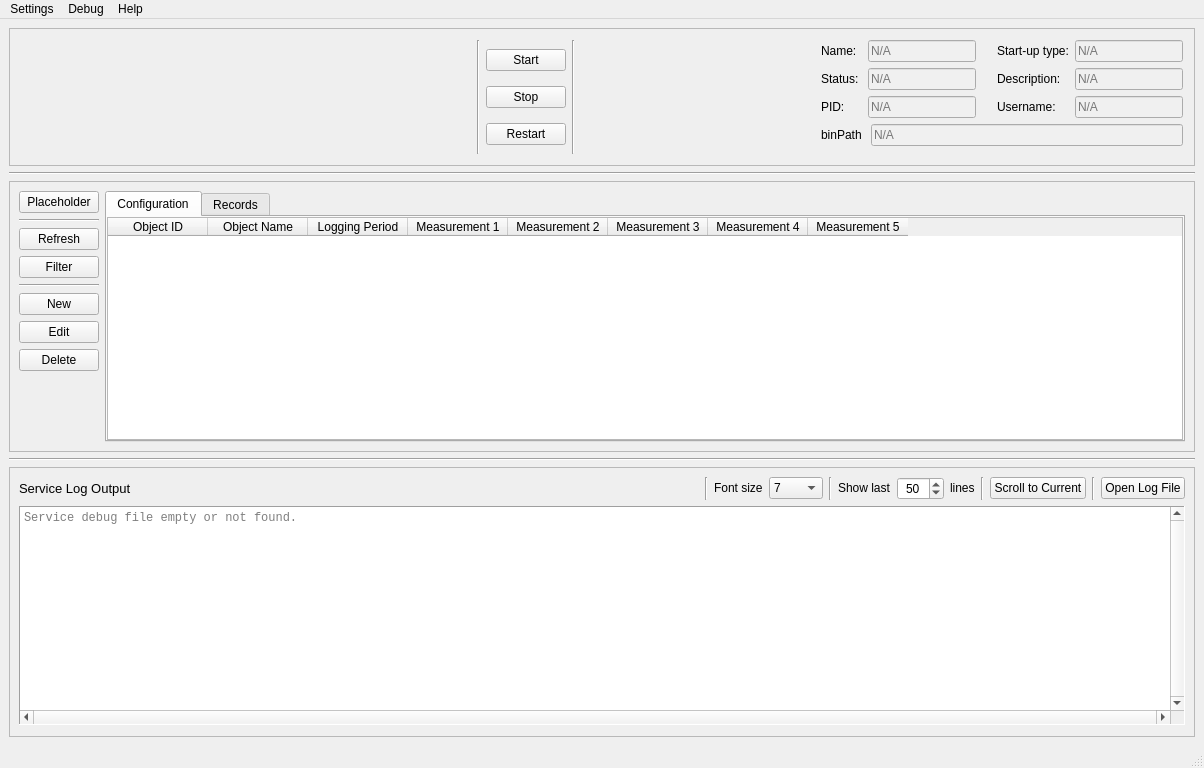
This is ServiceManager/GUI/layouts/MainWindow.ui in ISISNeutronMuon/HLM_PV_Import as Qt 5 draws it before an edit. The edited form follows.
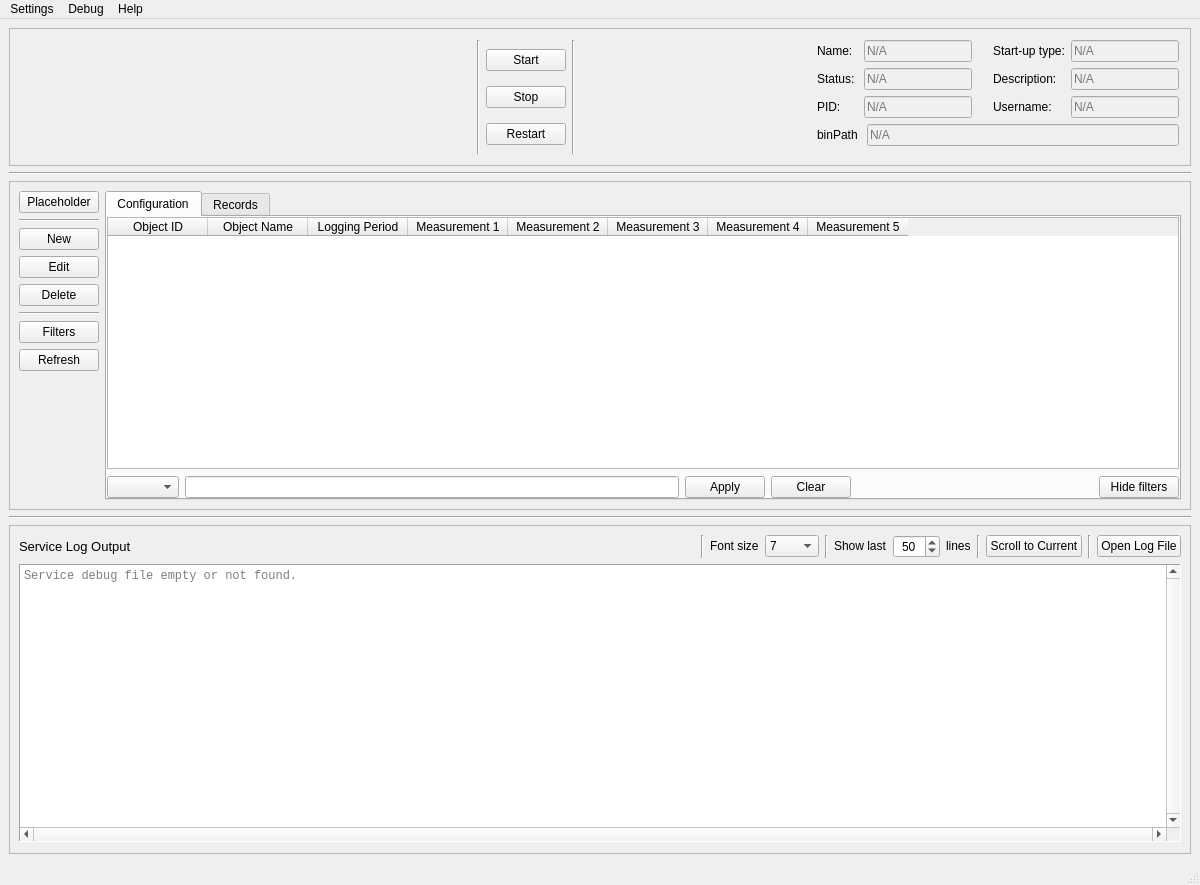
This is the edited form.

Commit message: Added main window config table filtering by column and value

```diff
--- a/ServiceManager/GUI/layouts/MainWindow.ui
+++ b/ServiceManager/GUI/layouts/MainWindow.ui
@@ -6,8 +6,8 @@
    <rect>
     <x>0</x>
     <y>0</y>
-    <width>1204</width>
-    <height>768</height>
+    <width>1200</width>
+    <height>885</height>
    </rect>
   </property>
   <property name="windowTitle">
@@ -427,37 +427,6 @@
              </property>
             </widget>
            </item>
-           <item>
-            <widget class="Line" name="line_10">
-             <property name="orientation">
-              <enum>Qt::Horizontal</enum>
-             </property>
-            </widget>
-           </item>
-           <item>
-            <widget class="QPushButton" name="refreshButton">
-             <property name="font">
-              <font>
-               <pointsize>9</pointsize>
-              </font>
-             </property>
-             <property name="text">
-              <string>Refresh</string>
-             </property>
-            </widget>
-           </item>
-           <item>
-            <widget class="QPushButton" name="filterButton">
-             <property name="font">
-              <font>
-               <pointsize>9</pointsize>
-              </font>
-             </property>
-             <property name="text">
-              <string>Filter</string>
-             </property>
-            </widget>
-           </item>
            <item>
             <widget class="Line" name="line_9">
              <property name="orientation">
@@ -501,6 +470,43 @@
              </property>
             </widget>
            </item>
+           <item>
+            <widget class="Line" name="line_10">
+             <property name="orientation">
+              <enum>Qt::Horizontal</enum>
+             </property>
+            </widget>
+           </item>
+           <item>
+            <widget class="QPushButton" name="filterButton">
+             <property name="font">
+              <font>
+               <pointsize>9</pointsize>
+              </font>
+             </property>
+             <property name="toolTip">
+              <string>Open search dialog to find a configuration entry.</string>
+             </property>
+             <property name="text">
+              <string>Filters</string>
+             </property>
+            </widget>
+           </item>
+           <item>
+            <widget class="QPushButton" name="refreshButton">
+             <property name="font">
+              <font>
+               <pointsize>9</pointsize>
+              </font>
+             </property>
+             <property name="toolTip">
+              <string>Refresh the contents of the table.</string>
+             </property>
+             <property name="text">
+              <string>Refresh</string>
+             </property>
+            </widget>
+           </item>
            <item>
             <spacer name="verticalSpacer">
              <property name="orientation">
@@ -608,6 +614,144 @@
                </column>
               </widget>
              </item>
+             <item>
+              <widget class="QFrame" name="filterFrame">
+               <property name="styleSheet">
+                <string notr="true"/>
+               </property>
+               <property name="frameShape">
+                <enum>QFrame::NoFrame</enum>
+               </property>
+               <property name="frameShadow">
+                <enum>QFrame::Raised</enum>
+               </property>
+               <layout class="QHBoxLayout" name="horizontalLayout_6">
+                <property name="leftMargin">
+                 <number>0</number>
+                </property>
+                <property name="topMargin">
+                 <number>0</number>
+                </property>
+                <property name="rightMargin">
+                 <number>0</number>
+                </property>
+                <property name="bottomMargin">
+                 <number>0</number>
+                </property>
+                <item>
+                 <layout class="QHBoxLayout" name="horizontalLayout_4">
+                  <item>
+                   <widget class="QComboBox" name="filterColumnCB">
+                    <property name="font">
+                     <font>
+                      <pointsize>9</pointsize>
+                     </font>
+                    </property>
+                    <property name="toolTip">
+                     <string>The columns to search in.</string>
+                    </property>
+                    <property name="whatsThis">
+                     <string>The columns to apply the search for.</string>
+                    </property>
+                   </widget>
+                  </item>
+                  <item>
+                   <widget class="QLineEdit" name="filterValueLE">
+                    <property name="sizePolicy">
+                     <sizepolicy hsizetype="Expanding" vsizetype="Fixed">
+                      <horstretch>0</horstretch>
+                      <verstretch>0</verstretch>
+                     </sizepolicy>
+                    </property>
+                    <property name="font">
+                     <font>
+                      <pointsize>9</pointsize>
+                     </font>
+                    </property>
+                    <property name="toolTip">
+                     <string>The search keywords.</string>
+                    </property>
+                    <property name="whatsThis">
+                     <string>The search key word(s).</string>
+                    </property>
+                    <property name="text">
+                     <string/>
+                    </property>
+                    <property name="clearButtonEnabled">
+                     <bool>true</bool>
+                    </property>
+                   </widget>
+                  </item>
+                  <item>
+                   <layout class="QHBoxLayout" name="horizontalLayout_5">
+                    <item>
+                     <widget class="QPushButton" name="applyFilterBtn">
+                      <property name="font">
+                       <font>
+                        <pointsize>9</pointsize>
+                       </font>
+                      </property>
+                      <property name="toolTip">
+                       <string>Start search.</string>
+                      </property>
+                      <property name="whatsThis">
+                       <string>Apply filters.</string>
+                      </property>
+                      <property name="text">
+                       <string>Apply</string>
+                      </property>
+                     </widget>
+                    </item>
+                    <item>
+                     <widget class="QPushButton" name="clearFilterBtn">
+                      <property name="font">
+                       <font>
+                        <pointsize>9</pointsize>
+                       </font>
+                      </property>
+                      <property name="text">
+                       <string>Clear</string>
+                      </property>
+                     </widget>
+                    </item>
+                    <item>
+                     <spacer name="horizontalSpacer_4">
+                      <property name="orientation">
+                       <enum>Qt::Horizontal</enum>
+                      </property>
+                      <property name="sizeHint" stdset="0">
+                       <size>
+                        <width>40</width>
+                        <height>20</height>
+                       </size>
+                      </property>
+                     </spacer>
+                    </item>
+                    <item>
+                     <widget class="QPushButton" name="hideFiltersBtn">
+                      <property name="font">
+                       <font>
+                        <pointsize>9</pointsize>
+                       </font>
+                      </property>
+                      <property name="toolTip">
+                       <string>Cancel search.</string>
+                      </property>
+                      <property name="whatsThis">
+                       <string>Cancel search, close dialog.</string>
+                      </property>
+                      <property name="text">
+                       <string>Hide filters</string>
+                      </property>
+                     </widget>
+                    </item>
+                   </layout>
+                  </item>
+                 </layout>
+                </item>
+               </layout>
+              </widget>
+             </item>
             </layout>
            </widget>
            <widget class="QWidget" name="recordsTab">
@@ -997,7 +1141,7 @@
     <rect>
      <x>0</x>
      <y>0</y>
-     <width>1204</width>
+     <width>1200</width>
      <height>26</height>
     </rect>
    </property>
```
Left out of the diff: 35 changed lines with no effect on the pictures. The commit also changes 3 other files.
